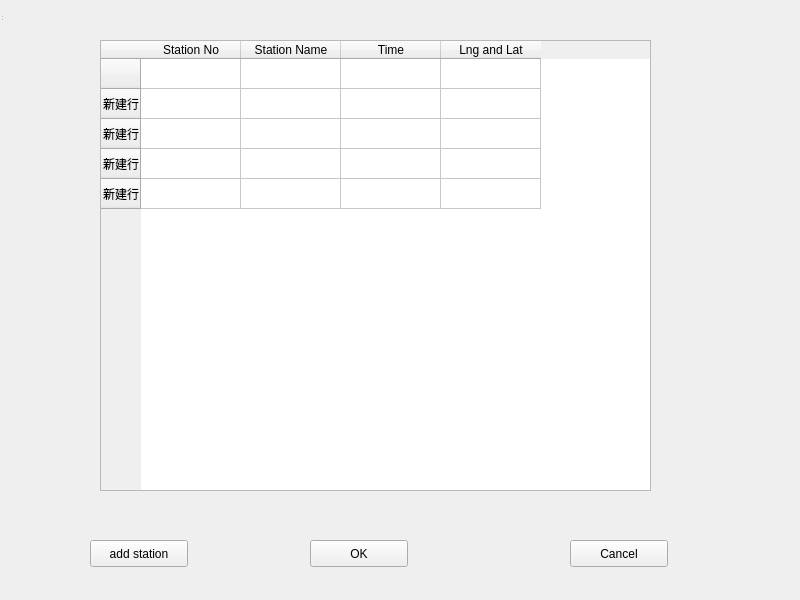
First picture: the form in detailinfowin.ui, repository zhangxuran11/TrainLineEdit, before the edit.
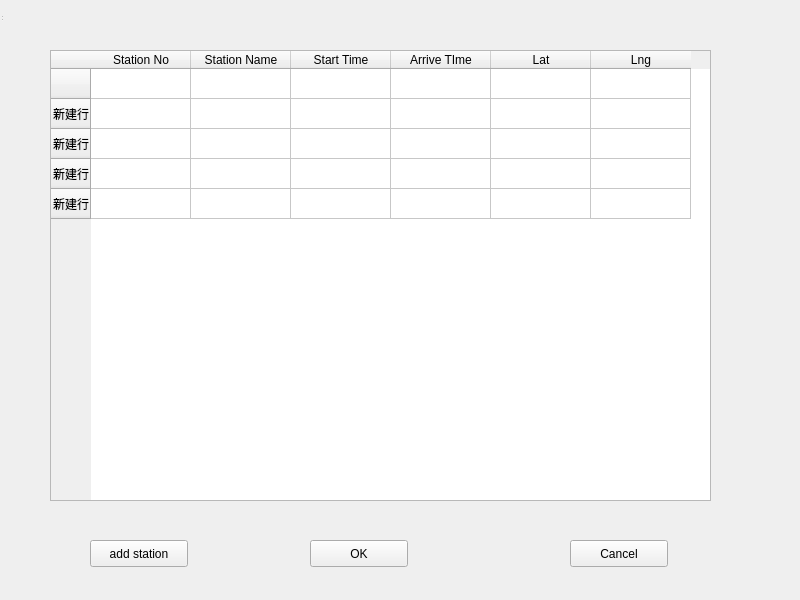
Second picture: the form after the edit.

The edit to the form file:
```diff
--- a/detailinfowin.ui
+++ b/detailinfowin.ui
@@ -16,9 +16,9 @@
   <widget class="QTableWidget" name="tableWidget">
    <property name="geometry">
     <rect>
-     <x>100</x>
-     <y>40</y>
-     <width>551</width>
+     <x>50</x>
+     <y>50</y>
+     <width>661</width>
      <height>451</height>
     </rect>
    </property>
@@ -59,12 +59,22 @@
    </column>
    <column>
     <property name="text">
-     <string>Time</string>
+     <string>Start Time</string>
     </property>
    </column>
    <column>
     <property name="text">
-     <string>Lng and Lat</string>
+     <string>Arrive TIme</string>
+    </property>
+   </column>
+   <column>
+    <property name="text">
+     <string>Lat</string>
+    </property>
+   </column>
+   <column>
+    <property name="text">
+     <string>Lng</string>
     </property>
    </column>
   </widget>
```
